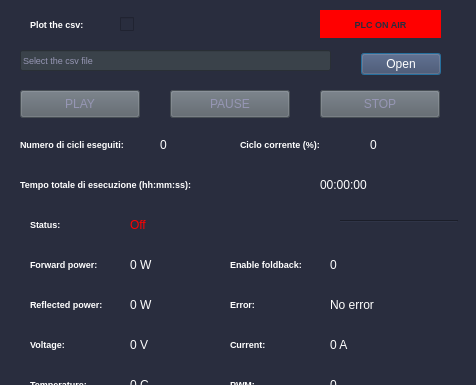
rstanzani/seriale_microonde, file main_window.ui: the form before one commit; both pictures show x 0 to 476 and y 0 to 385 of the 476 by 605 pixel window.
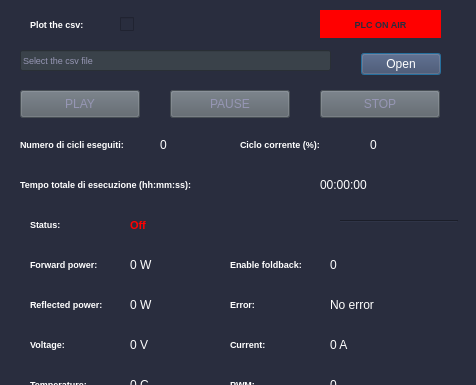
The form after the commit.

Commit message: Faster method for serials listing

```diff
--- a/main_window.ui
+++ b/main_window.ui
@@ -476,6 +476,13 @@
       <height>31</height>
      </rect>
     </property>
+    <property name="font">
+     <font>
+      <pointsize>8</pointsize>
+      <weight>75</weight>
+      <bold>true</bold>
+     </font>
+    </property>
     <property name="styleSheet">
      <string notr="true">color: rgb(255, 0, 0);</string>
     </property>
```
The commit also changes 1 other file.
